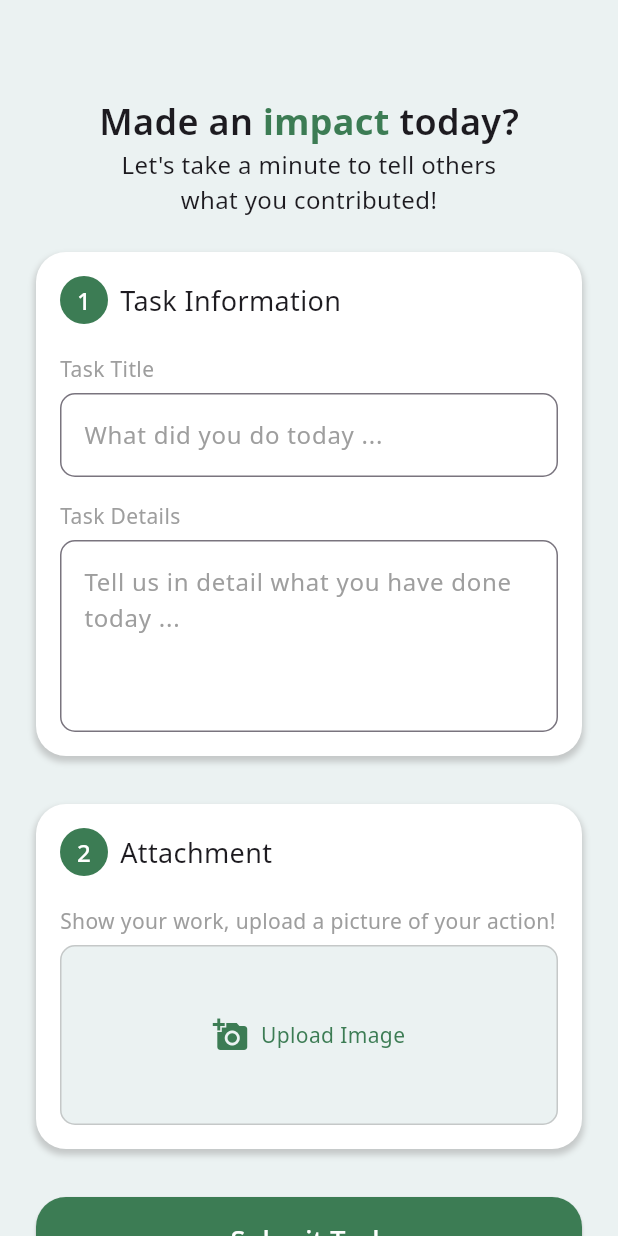
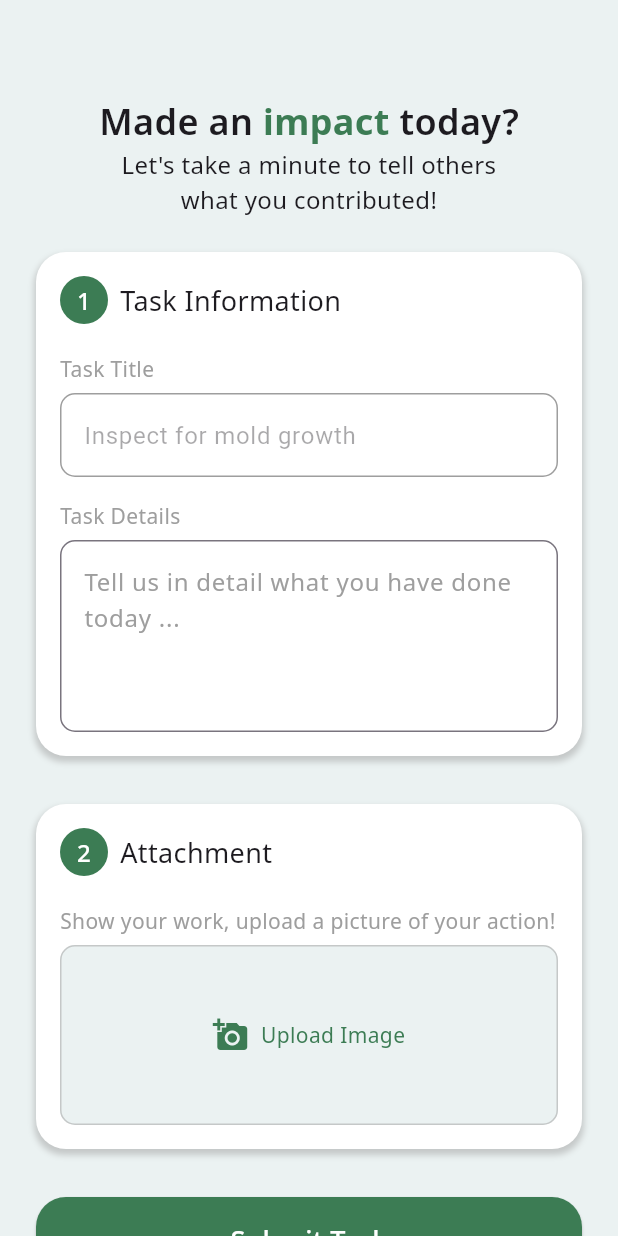
Before and after one commit to kensunjaya/ReBio, a Flutter app: the screen it shows once a user with an empty profile is signed in, after a tap on "Inspect for mold growth.", on a phone screen of 412 x 824 dp. Run offline on Flutter 3.47's test engine with Material 3 defaults, Android fonts, the light colour scheme and no system bars; our stand-ins replace cloud_firestore, firebase_auth, firebase_core, flutter_svg, google_fonts, image_picker; accounts and stored records are empty.

Commit message:
pass tasktitle from recommendation pg

```diff
--- a/lib/components/RecommendationCard.dart
+++ b/lib/components/RecommendationCard.dart
@@ -5,7 +5,7 @@ import 'package:rebio/theme/constants.dart';
 
 class RecommendationCard extends StatelessWidget {
   final String title;
-  final String points;
+  final num points;
   final String timeAgo;
   final String svgAsset;
   final VoidCallback? onTap;
@@ -48,7 +48,7 @@ class RecommendationCard extends StatelessWidget {
                         Padding(
                           padding: EdgeInsets.only(left: 8.0),
                           child: Text(
-                            points,
+                            "+$points",
                             style: GoogleFonts.notoSans(fontSize: 16, color: yellowPoint),
                           ),
                         ),
--- a/lib/pages/FillToDo.dart
+++ b/lib/pages/FillToDo.dart
@@ -13,6 +13,20 @@ class Filltodo extends StatefulWidget {
 
 class _FilltodoState extends State<Filltodo> {
   String? _selectedImage;
+  String? taskTitle;
+  int? points;
+  bool enableEditingTaskTitle = true;
+
+  @override
+  void didChangeDependencies() {
+    super.didChangeDependencies();
+    final args = ModalRoute.of(context)?.settings.arguments as Map<String, dynamic>?;
+    if (args != null) {
+      if (args.containsKey('taskTitle')) enableEditingTaskTitle = false;
+      taskTitle = args['taskTitle'] as String?;
+      points = args['points'] as int?;
+    }
+  }
 
   @override
   Widget build(BuildContext context) {
@@ -92,9 +106,15 @@ class _FilltodoState extends State<Filltodo> {
                                 "Task Title",
                                 style: GoogleFonts.notoSans(fontSize: 14, color: Colors.grey.withValues(alpha: 1.0)),
                               ),
+
                               SizedBox(height: 6),
                               TextField(
                                 maxLines: 1,
+                                controller: TextEditingController(text: taskTitle ?? ""),
+                                onChanged: (value) {
+                                  taskTitle = value;
+                                },
+                                enabled: enableEditingTaskTitle,
                                 decoration: InputDecoration(
                                   border: OutlineInputBorder(
                                     borderRadius: BorderRadius.circular(10),
@@ -105,7 +125,10 @@ class _FilltodoState extends State<Filltodo> {
                                     borderRadius: BorderRadius.circular(10),
                                     borderSide: BorderSide(color: primary, width: 2),
                                   ),
-
+                                  disabledBorder: OutlineInputBorder(
+                                    borderRadius: BorderRadius.circular(10),
+                                    borderSide: BorderSide(color: Colors.grey.withValues(alpha: 1)),
+                                  ),
                                   hintText: "What did you do today ...",
                                   hintStyle: GoogleFonts.notoSans(fontSize: 16, color: Colors.grey),
                                 ),
--- a/lib/pages/recommendation.dart
+++ b/lib/pages/recommendation.dart
@@ -46,31 +46,46 @@ class _RecommendationState extends State<Recommendation> {
                       Padding(padding: EdgeInsets.only(bottom: 8.0)),
                       RecommendationCard(
                         title: "Inspect for mold growth.",
-                        points: "+3",
+                        points: 3,
                         timeAgo: "2 hours ago",
                         svgAsset: 'assets/mold.svg',
-                        onTap: () => Navigator.pushNamed(context, '/filltodo')
+                        onTap: () => Navigator.pushNamed(context, '/filltodo', arguments: {
+                          'taskTitle': 'Inspect for mold growth',
+                          'points': 3,
+                        }),
                       ),
                       Padding(padding: EdgeInsets.only(bottom: 20.0)),
                       RecommendationCard(
                         title: "Add 2L of Clean Water.",
-                        points: "+5",
+                        points: 5,
                         timeAgo: "6 hours ago",
                         svgAsset: 'assets/water.svg',
+                        onTap: () => Navigator.pushNamed(context, '/filltodo', arguments: {
+                          'taskTitle': 'Add 2L of Clean Water',
+                          'points': 5,
+                        }),
                       ),
                       Padding(padding: EdgeInsets.only(bottom: 20.0)),
                       RecommendationCard(
                         title: "Add 500gr of Brown Sugar.",
-                        points: "+6",
+                        points: 6,
                         timeAgo: "8 hours ago",
                         svgAsset: 'assets/brown_sugar.svg',
+                        onTap: () => Navigator.pushNamed(context, '/filltodo', arguments: {
+                          'taskTitle': 'Add 500gr of Brown Sugar',
+                          'points': 6,
+                        }),
                       ),
                       Padding(padding: EdgeInsets.only(bottom: 20.0)),
                       RecommendationCard(
                         title: "Check for gas buildup.",
-                        points: "+3",
+                        points: 3,
                         timeAgo: "12 hours ago",
                         svgAsset: 'assets/gas.svg',
+                        onTap: () => Navigator.pushNamed(context, '/filltodo', arguments: {
+                          'taskTitle': 'Check for gas buildup',
+                          'points': 3,
+                        }),
                       )
                     ]
                   ),
```
